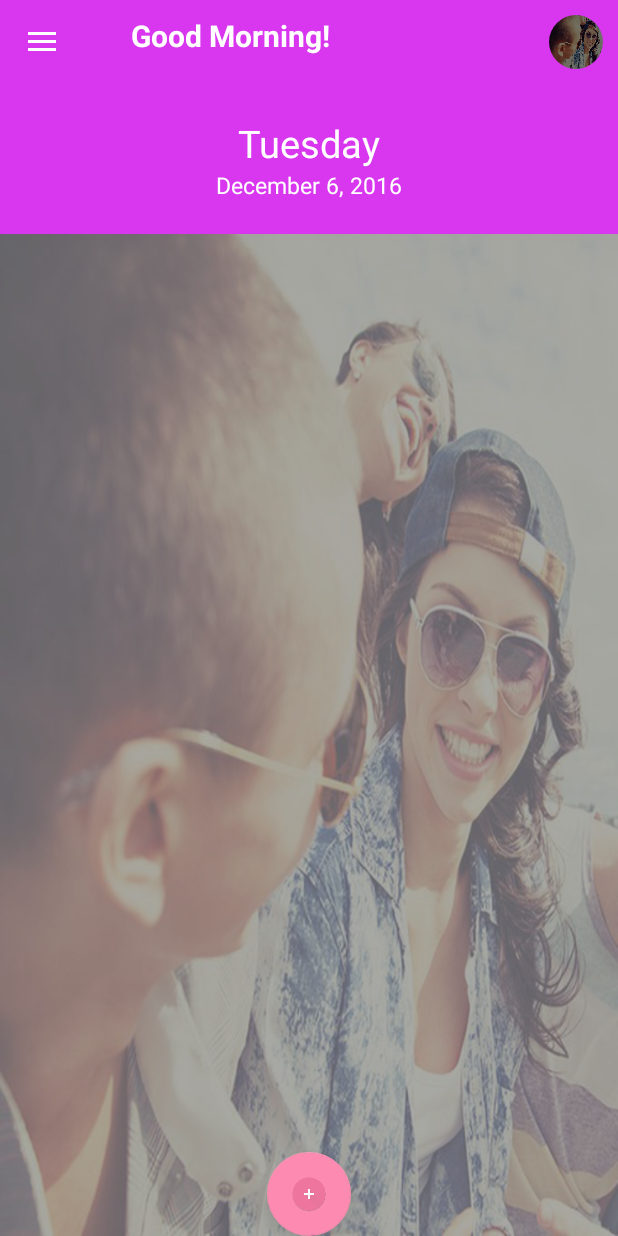
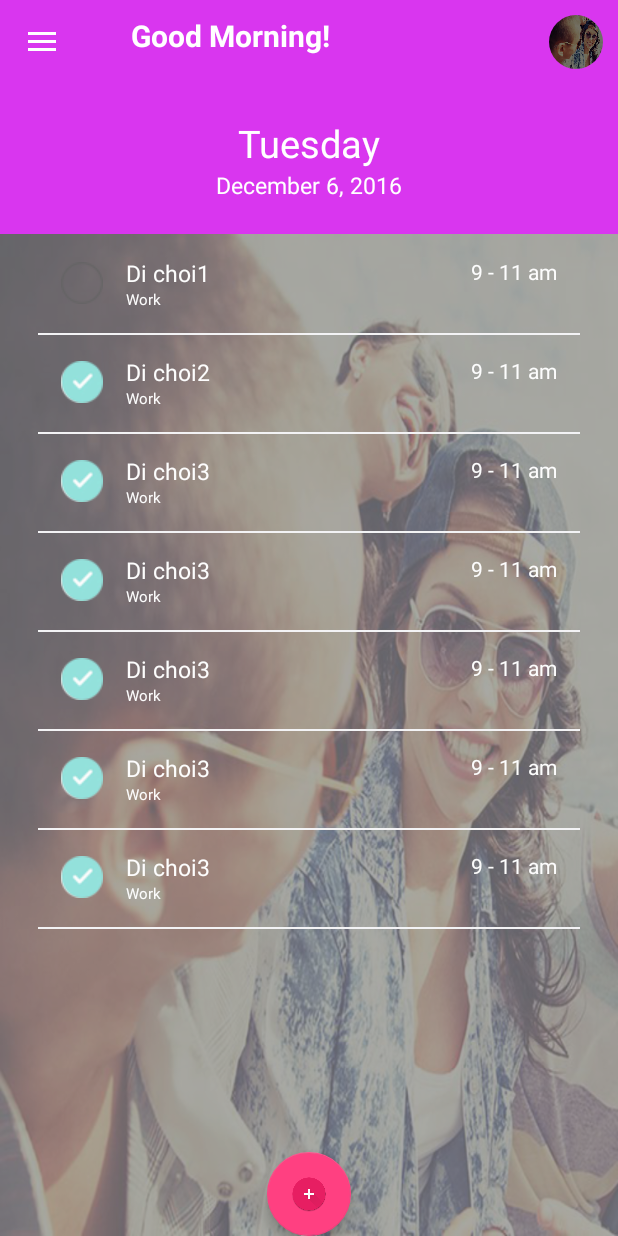
Before and after one commit to saccerwin/todolist-project-group1, an Android app: the MainFragment screen opened directly, with no data from a screen before it, on a phone screen of 412 x 824 dp. Run offline under Robolectric (Android 15) with nearby library versions, the phone set to English and light mode, and no system bars; our stand-ins replace CircleImageView.

Commit message:
Update code

```diff
--- a/code/app/build.gradle
+++ b/code/app/build.gradle
@@ -28,5 +28,6 @@ dependencies {
     compile 'com.android.support:design:24.2.1'
     compile 'de.hdodenhof:circleimageview:2.1.0'
     compile 'com.android.support:support-v4:24.2.1'
+    compile files('libs/recyclerview.jar')
     testCompile 'junit:junit:4.12'
 }
--- a/code/app/src/main/java/com/example/saccerwin/todolist_group1/LoginActivity.java
+++ b/code/app/src/main/java/com/example/saccerwin/todolist_group1/LoginActivity.java
@@ -21,6 +21,7 @@ public class LoginActivity extends AppCompatActivity {
         super.onCreate(savedInstanceState);
         setContentView(R.layout.activity_login);
 
+
         tvCreateAccount = (TextView) findViewById(R.id.tvCreateAccount);
         tvCreateAccount.setOnClickListener(new View.OnClickListener() {
             @Override
@@ -37,6 +38,7 @@ public class LoginActivity extends AppCompatActivity {
                 startActivity(intent);
             }
         });
+
     }
 
 
--- a/code/app/src/main/java/com/example/saccerwin/todolist_group1/MainFragment.java
+++ b/code/app/src/main/java/com/example/saccerwin/todolist_group1/MainFragment.java
@@ -4,12 +4,21 @@ import android.content.Context;
 import android.net.Uri;
 import android.os.Bundle;
 import android.support.v4.app.Fragment;
+import android.support.v7.widget.LinearLayoutManager;
+import android.support.v7.widget.RecyclerView;
 import android.view.LayoutInflater;
 import android.view.View;
 import android.view.ViewGroup;
 import android.widget.TextView;
+import android.widget.Toast;
 
+import com.example.saccerwin.todolist_group1.adapter.TaskRecyclerAdapter;
+import com.example.saccerwin.todolist_group1.constant.SimpleDividerItemDecoration;
+import com.example.saccerwin.todolist_group1.objects.Task;
+
+import java.util.ArrayList;
 import java.util.Date;
+import java.util.List;
 
 
 /**
@@ -35,6 +44,12 @@ public class MainFragment extends Fragment {
     private View view;
 
     private TextView tvDay, tvMonthYear;
+
+    private RecyclerView recyclerTask;
+    private TaskRecyclerAdapter adapter;
+    private RecyclerView.LayoutManager layoutManager;
+
+    private List<Task> listTask = new ArrayList<Task>();
 
     public MainFragment() {
         // Required empty public constructor
@@ -71,6 +86,7 @@ public class MainFragment extends Fragment {
     @Override
     public void onResume() {
         super.onResume();
+        setDayMonthYear();
     }
 
     @Override
@@ -81,10 +97,132 @@ public class MainFragment extends Fragment {
 
         tvDay = (TextView) view.findViewById(R.id.tvDay);
         tvMonthYear = (TextView) view.findViewById(R.id.tvMonthYear);
+        recyclerTask = (RecyclerView) view.findViewById(R.id.recyclerTask);
 
         setDayMonthYear();
 
+        createView();
+
+        // If the size of views will not change as the data changes.
+        recyclerTask.setHasFixedSize(true);
+
+        // Create divider between items
+        recyclerTask.addItemDecoration(new SimpleDividerItemDecoration(getContext()));
+
+        // Setting the LayoutManager.
+        layoutManager = new LinearLayoutManager(getContext());
+        recyclerTask.setLayoutManager(layoutManager);
+
+        // Setting the adapter.
+        adapter = new TaskRecyclerAdapter(getContext(), listTask, new TaskRecyclerAdapter.OnItemClickListener() {
+            @Override
+            public void onItemClick(Task item) {
+                if(item.isComplete() == false){
+                    item.setComplete(true);
+                } else {
+                    item.setComplete(false);
+                }
+                for(int i = 0; i < listTask.size(); i++){
+                    if(listTask.get(i).getId() == item.getId()){
+                        listTask.set(i, item);
+                        Toast.makeText(getActivity(), String.valueOf(listTask.get(i).isComplete()), Toast.LENGTH_SHORT).show();
+                        break;
+                    }
+                }
+            }
+        });
+
+        recyclerTask.setAdapter(adapter);
+
         return view;
+    }
+
+    private void createView() {
+        Task task = new Task();
+        task.setId(1);
+        task.setComplete(false);
+        task.setDate("30-7-2016");
+        task.setTime("9 - 11 am");
+        task.setTitle("Di choi1");
+        task.setDescription("Di choi");
+        task.setLocation("1111");
+        task.setGroup("Work");
+        task.setAllday(true);
+        listTask.add(task);
+
+        Task task2 = new Task();
+        task2.setId(2);
+        task2.setComplete(true);
+        task2.setDate("30-7-2016");
+        task2.setTime("9 - 11 am");
+        task2.setTitle("Di choi2");
+        task2.setDescription("Di choi");
+        task2.setLocation("1111");
+        task2.setGroup("Work");
+        task2.setAllday(true);
+        listTask.add(task2);
+
+        Task task3 = new Task();
+        task3.setId(3);
+        task3.setComplete(true);
+        task3.setDate("30-7-2016");
+        task3.setTime("9 - 11 am");
+        task3.setTitle("Di choi3");
+        task3.setDescription("Di choi");
+        task3.setLocation("1111");
+        task3.setGroup("Work");
+        task3.setAllday(true);
+        listTask.add(task3);
+
+        Task task4 = new Task();
+        task4.setId(4);
+        task4.setComplete(true);
+        task4.setDate("30-7-2016");
+        task4.setTime("9 - 11 am");
+        task4.setTitle("Di choi3");
+        task4.setDescription("Di choi");
+        task4.setLocation("1111");
+        task4.setGroup("Work");
+        task4.setAllday(true);
+        listTask.add(task4);
+
+        Task task5 = new Task();
+        task5.setId(5);
+        task5.setComplete(true);
+        task5.setDate("30-7-2016");
+        task5.setTime("9 - 11 am");
+        task5.setTitle("Di choi3");
+        task5.setDescription("Di choi");
+        task5.setLocation("1111");
+        task5.setGroup("Work");
+        task5.setAllday(true);
+        listTask.add(task5);
+
+        Task task6 = new Task();
+        task6.setId(6);
+        task6.setComplete(true);
+        task6.setDate("30-7-2016");
+        task6.setTime("9 - 11 am");
+        task6.setTitle("Di choi3");
+        task6.setDescription("Di choi");
+        task6.setLocation("1111");
+        task6.setGroup("Work");
+        task6.setAllday(true);
+        listTask.add(task6);
+
+        Task task7 = new Task();
+        task7.setId(7);
+        task7.setComplete(true);
+        task7.setDate("30-7-2016");
+        task7.setTime("9 - 11 am");
+        task7.setTitle("Di choi3");
+        task7.setDescription("Di choi");
+        task7.setLocation("1111");
+        task7.setGroup("Work");
+        task7.setAllday(true);
+        listTask.add(task7);
+
+        //adapter.notifyDataSetChanged();
     }
 
     // TODO: Rename method, update argument and hook method into UI event
--- /dev/null
+++ b/code/app/src/main/java/com/example/saccerwin/todolist_group1/adapter/TaskRecyclerAdapter.java
@@ -0,0 +1,97 @@
+package com.example.saccerwin.todolist_group1.adapter;
+
+import android.content.Context;
+import android.content.Intent;
+import android.support.v7.widget.RecyclerView;
+import android.text.Html;
+import android.view.LayoutInflater;
+import android.view.View;
+import android.view.ViewGroup;
+import android.widget.AdapterView;
+import android.widget.CheckBox;
+import android.widget.TextView;
+import android.widget.Toast;
+
+import com.example.saccerwin.todolist_group1.LoginActivity;
+import com.example.saccerwin.todolist_group1.NavigationDrawerMainActivity;
+import com.example.saccerwin.todolist_group1.R;
+import com.example.saccerwin.todolist_group1.objects.Task;
+
+import java.util.ArrayList;
+import java.util.List;
+
+/**
+ * Created by duyle on 12/5/16.
+ */
+
+public class TaskRecyclerAdapter extends RecyclerView.Adapter<TaskRecyclerAdapter.RecyclerViewHolder> {
+
+    private List<Task> listTask = new ArrayList<Task>();
+    private Context mContext;
+    private OnItemClickListener listener;
+
+    public TaskRecyclerAdapter(Context mContext, List<Task> listTask, OnItemClickListener listener) {
+        this.mContext = mContext;
+        this.listTask = listTask;
+        this.listener = listener;
+    }
+
+    @Override
+    public int getItemCount() {
+        return listTask.size();
+    }
+
+    @Override
+    public RecyclerViewHolder onCreateViewHolder(ViewGroup parent, int viewType) {
+        LayoutInflater inflater = LayoutInflater.from(parent.getContext());
+        View itemView = inflater.inflate(R.layout.task_layout, parent, false);
+        return new RecyclerViewHolder(itemView);
+    }
+
+    @Override
+    public void onBindViewHolder(RecyclerViewHolder holder, int position) {
+        holder.bind(listTask.get(position), listener);
+    }
+
+    /**
+     * ViewHolder for item view of list
+     */
+    public interface OnItemClickListener {
+        void onItemClick(Task item);
+    }
+
+    public class RecyclerViewHolder extends RecyclerView.ViewHolder {
+
+        public CheckBox cbComplete;
+        public TextView tvRecyclerTitle, tvRecyclerGroup, tvRecyclerTime;
+
+        public RecyclerViewHolder(View itemView) {
+            super(itemView);
+            cbComplete = (CheckBox) itemView.findViewById(R.id.cbComplete);
+            tvRecyclerTitle = (TextView) itemView.findViewById(R.id.tvRecyclerTitle);
+            tvRecyclerGroup = (TextView) itemView.findViewById(R.id.tvRecyclerGroup);
+            tvRecyclerTime = (TextView) itemView.findViewById(R.id.tvRecyclerTime);
+        }
+
+        public void bind(final Task task, final OnItemClickListener listener) {
+            tvRecyclerTitle.setText(task.getTitle());
+            tvRecyclerGroup.setText(task.getGroup());
+            tvRecyclerTime.setText(task.getTime());
+            cbComplete.setChecked(task.isComplete());
+            cbComplete.setOnClickListener(new View.OnClickListener() {
+                @Override
+                public void onClick(View v) {
+                    listener.onItemClick(task);
+                }
+            });
+            itemView.setOnClickListener(new View.OnClickListener() {
+                @Override
+                public void onClick(View view) {
+                    Intent intent = new Intent(mContext, LoginActivity.class);
+                    mContext.startActivity(intent);
+                }
+            });
+        }
+    }
+
+}
--- /dev/null
+++ b/code/app/src/main/java/com/example/saccerwin/todolist_group1/constant/SimpleDividerItemDecoration.java
@@ -0,0 +1,40 @@
+package com.example.saccerwin.todolist_group1.constant;
+
+import android.content.Context;
+import android.graphics.Canvas;
+import android.graphics.drawable.Drawable;
+import android.support.v7.widget.RecyclerView;
+import android.view.View;
+
+import com.example.saccerwin.todolist_group1.R;
+
+/**
+ * Created by duyle on 12/6/16.
+ */
+
+public class SimpleDividerItemDecoration extends RecyclerView.ItemDecoration {
+    private Drawable mDivider;
+
+    public SimpleDividerItemDecoration(Context context) {
+        mDivider = context.getResources().getDrawable(R.drawable.line_divider);
+    }
+
+    @Override
+    public void onDrawOver(Canvas c, RecyclerView parent, RecyclerView.State state) {
+        int left = parent.getPaddingLeft();
+        int right = parent.getWidth() - parent.getPaddingRight();
+
+        int childCount = parent.getChildCount();
+        for (int i = 0; i < childCount; i++) {
+            View child = parent.getChildAt(i);
+
+            RecyclerView.LayoutParams params = (RecyclerView.LayoutParams) child.getLayoutParams();
+
+            int top = child.getBottom() + params.bottomMargin;
+            int bottom = top + mDivider.getIntrinsicHeight();
+
+            mDivider.setBounds(left, top, right, bottom);
+            mDivider.draw(c);
+        }
+    }
+}
--- /dev/null
+++ b/code/app/src/main/java/com/example/saccerwin/todolist_group1/objects/Task.java
@@ -0,0 +1,90 @@
+package com.example.saccerwin.todolist_group1.objects;
+
+/**
+ * Created by duyle on 12/5/16.
+ */
+
+public class Task {
+
+    private int id;
+    private boolean complete;
+    private String time;
+    private String date;
+    private String title;
+    private String description;
+    private String group;
+    private String location;
+    private boolean allDay;
+
+    public int getId() {
+        return id;
+    }
+
+    public void setId(int id) {
+        this.id = id;
+    }
+
+    public boolean isComplete() {
+        return complete;
+    }
+
+    public void setComplete(boolean complete) {
+        this.complete = complete;
+    }
+
+    public String getTime() {
+        return time;
+    }
+
+    public void setTime(String time) {
+        this.time = time;
+    }
+
+    public String getDate() {
+        return date;
+    }
+
+    public void setDate(String date) {
+        this.date = date;
+    }
+
+    public String getTitle() {
+        return title;
+    }
+
+    public void setTitle(String title) {
+        this.title = title;
+    }
+
+    public String getDescription() {
+        return description;
+    }
+
+    public void setDescription(String description) {
+        this.description = description;
+    }
+
+    public String getGroup() {
+        return group;
+    }
+
+    public void setGroup(String group) {
+        this.group = group;
+    }
+
+    public String getLocation() {
+        return location;
+    }
+
+    public void setLocation(String location) {
+        this.location = location;
+    }
+
+    public boolean isAllday() {
+        return allDay;
+    }
+
+    public void setAllday(boolean allday) {
+        this.allDay = allday;
+    }
+}
--- /dev/null
+++ b/code/app/src/main/res/drawable/check_selector.xml
@@ -0,0 +1,5 @@
+<?xml version="1.0" encoding="utf-8"?>
+<selector xmlns:android="http://schemas.android.com/apk/res/android">
+    <item android:drawable="@drawable/checkok" android:state_checked="true"></item>
+    <item android:drawable="@drawable/checkno" android:state_checked="false"></item>
+</selector>
--- /dev/null
+++ b/code/app/src/main/res/drawable/line_divider.xml
@@ -0,0 +1,11 @@
+<?xml version="1.0" encoding="utf-8"?>
+<shape xmlns:android="http://schemas.android.com/apk/res/android"
+    android:shape="rectangle">
+
+    <size
+        android:width="1dp"
+        android:height="1dp" />
+
+    <solid android:color="@color/color_divider_silver" />
+
+</shape>
--- a/code/app/src/main/res/layout/fragment_main.xml
+++ b/code/app/src/main/res/layout/fragment_main.xml
@@ -5,6 +5,14 @@
     android:layout_height="match_parent"
     tools:context="com.example.saccerwin.todolist_group1.MainFragment">
 
+    <android.support.design.widget.FloatingActionButton
+        android:id="@+id/fabAdd"
+        android:layout_width="wrap_content"
+        android:layout_height="wrap_content"
+        android:layout_gravity="bottom|center"
+        android:background="@null"
+        android:clickable="true"
+        android:src="@drawable/ic_plus" />
     <!-- TODO: Update blank fragment layout -->
     <LinearLayout
         android:layout_width="match_parent"
@@ -42,16 +50,17 @@
             android:alpha="0.6"
             android:background="@drawable/background"
             android:gravity="center"
+            android:orientation="vertical"
             android:scaleType="fitXY">
 
-            <android.support.design.widget.FloatingActionButton
-                android:id="@+id/fab"
-                android:layout_width="wrap_content"
-                android:layout_height="wrap_content"
-                android:layout_gravity="bottom"
-                android:background="@null"
-                android:clickable="true"
-                android:src="@drawable/ic_plus" />
+            <android.support.v7.widget.RecyclerView
+                android:id="@+id/recyclerTask"
+                android:layout_width="match_parent"
+                android:layout_height="match_parent"
+                android:paddingLeft="@dimen/padding_25"
+                android:paddingRight="@dimen/padding_25"
+                android:scrollbars="vertical" />
+
         </LinearLayout>
 
     </LinearLayout>
--- /dev/null
+++ b/code/app/src/main/res/layout/task_layout.xml
@@ -0,0 +1,48 @@
+<?xml version="1.0" encoding="utf-8"?>
+<RelativeLayout xmlns:android="http://schemas.android.com/apk/res/android"
+    android:layout_width="match_parent"
+    android:layout_height="wrap_content"
+    android:layout_margin="@dimen/padding_15">
+
+    <CheckBox
+        android:id="@+id/cbComplete"
+        android:layout_width="wrap_content"
+        android:layout_height="wrap_content"
+        android:button="@drawable/check_selector"
+        android:checked="true"
+        android:layout_gravity="center_vertical"
+        android:background="@null"
+        android:layout_alignParentLeft="true"
+        android:layout_centerVertical="true"/>
+
+    <LinearLayout
+        android:layout_toRightOf="@+id/cbComplete"
+        android:layout_width="wrap_content"
+        android:layout_height="wrap_content"
+        android:layout_marginLeft="@dimen/padding_15"
+        android:orientation="vertical">
+        <TextView
+            android:id="@+id/tvRecyclerTitle"
+            android:layout_width="wrap_content"
+            android:layout_height="wrap_content"
+            android:textSize="@dimen/text_size_15"
+            android:textColor="@color/color_white_100"
+            android:text="Finish Home Screen"/>
+        <TextView
+            android:id="@+id/tvRecyclerGroup"
+            android:layout_width="wrap_content"
+            android:layout_height="wrap_content"
+            android:textColor="@color/color_white_100"
+            android:textSize="@dimen/text_size_10"
+            android:text="Web App * Work"/>
+    </LinearLayout>
+
+    <TextView
+        android:id="@+id/tvRecyclerTime"
+        android:layout_width="wrap_content"
+        android:layout_height="wrap_content"
+        android:layout_alignParentRight="true"
+        android:textColor="@color/color_white_100"
+        android:text="9 - 11 am"/>
+
+</RelativeLayout>
--- a/code/app/src/main/res/values/colors.xml
+++ b/code/app/src/main/res/values/colors.xml
@@ -15,4 +15,5 @@
     <color name="color_bg_search">#F5F9FB</color>
     <color name="color_bg_tv_tag">#bfc4c9</color>
     <color name="color_violet">#d936ef</color>
+    <color name="color_line_gray">#BDBDBD</color>
 </resources>
```
Also changed, not shown: code/app/libs/recyclerview.jar (added), code/app/src/main/res/drawable/checkno.png (added), code/app/src/main/res/drawable/checkok.png (added).
